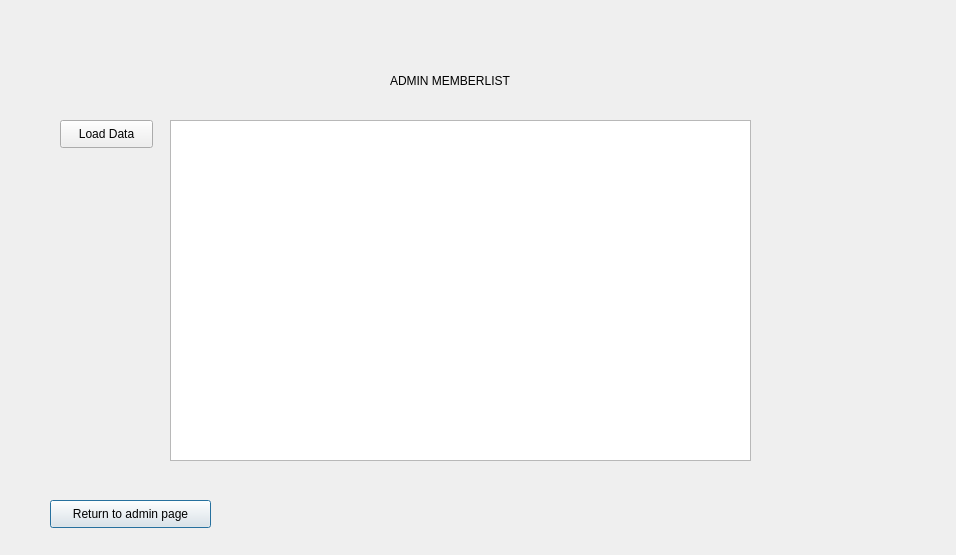
First picture: the form in Project2/admin_member_database.ui, repository tdragon00/CS1C_Project_2, before the edit.
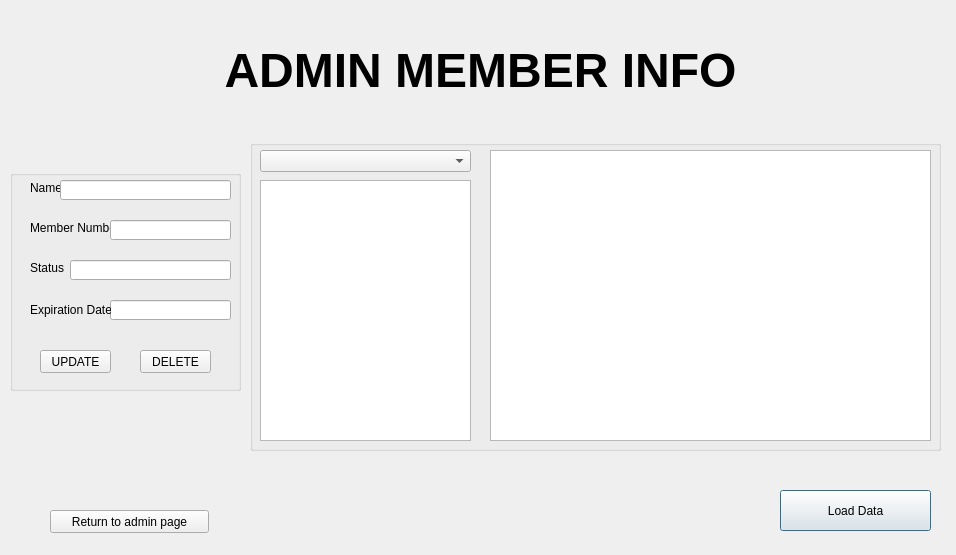
Second picture: the form after the edit.

Commit message:
Admin Member Update
Can now:
- Select Members
- Edit Values
- Delete Members

Diff of the .ui file:
```diff
--- a/Project2/admin_member_database.ui
+++ b/Project2/admin_member_database.ui
@@ -13,53 +13,234 @@
   <property name="windowTitle">
    <string>Dialog</string>
   </property>
-  <widget class="QLabel" name="label">
+  <widget class="QPushButton" name="loadButton">
    <property name="geometry">
     <rect>
-     <x>390</x>
-     <y>70</y>
-     <width>191</width>
-     <height>21</height>
+     <x>780</x>
+     <y>490</y>
+     <width>151</width>
+     <height>41</height>
     </rect>
    </property>
    <property name="text">
-    <string>ADMIN MEMBERLIST</string>
+    <string>Load Data</string>
    </property>
   </widget>
-  <widget class="QPushButton" name="pushButton">
+  <widget class="QGroupBox" name="Tools">
+   <property name="geometry">
+    <rect>
+     <x>10</x>
+     <y>170</y>
+     <width>231</width>
+     <height>221</height>
+    </rect>
+   </property>
+   <property name="title">
+    <string/>
+   </property>
+   <widget class="QPushButton" name="deleteButton">
+    <property name="geometry">
+     <rect>
+      <x>130</x>
+      <y>180</y>
+      <width>71</width>
+      <height>23</height>
+     </rect>
+    </property>
+    <property name="text">
+     <string>DELETE</string>
+    </property>
+   </widget>
+   <widget class="QLabel" name="label_2">
+    <property name="geometry">
+     <rect>
+      <x>20</x>
+      <y>50</y>
+      <width>81</width>
+      <height>16</height>
+     </rect>
+    </property>
+    <property name="text">
+     <string>Member Number</string>
+    </property>
+   </widget>
+   <widget class="QLineEdit" name="memberNumEdit">
+    <property name="enabled">
+     <bool>true</bool>
+    </property>
+    <property name="geometry">
+     <rect>
+      <x>100</x>
+      <y>50</y>
+      <width>121</width>
+      <height>20</height>
+     </rect>
+    </property>
+    <property name="readOnly">
+     <bool>true</bool>
+    </property>
+   </widget>
+   <widget class="QLineEdit" name="expirationEdit">
+    <property name="geometry">
+     <rect>
+      <x>100</x>
+      <y>130</y>
+      <width>121</width>
+      <height>20</height>
+     </rect>
+    </property>
+   </widget>
+   <widget class="QLabel" name="label">
+    <property name="geometry">
+     <rect>
+      <x>20</x>
+      <y>10</y>
+      <width>31</width>
+      <height>16</height>
+     </rect>
+    </property>
+    <property name="text">
+     <string>Name</string>
+    </property>
+   </widget>
+   <widget class="QLineEdit" name="nameEdit">
+    <property name="geometry">
+     <rect>
+      <x>50</x>
+      <y>10</y>
+      <width>171</width>
+      <height>20</height>
+     </rect>
+    </property>
+   </widget>
+   <widget class="QLabel" name="label_4">
+    <property name="geometry">
+     <rect>
+      <x>20</x>
+      <y>130</y>
+      <width>81</width>
+      <height>20</height>
+     </rect>
+    </property>
+    <property name="text">
+     <string>Expiration Date</string>
+    </property>
+   </widget>
+   <widget class="QPushButton" name="updateButton">
+    <property name="geometry">
+     <rect>
+      <x>30</x>
+      <y>180</y>
+      <width>71</width>
+      <height>23</height>
+     </rect>
+    </property>
+    <property name="text">
+     <string>UPDATE</string>
+    </property>
+   </widget>
+   <widget class="QLineEdit" name="statusEdit">
+    <property name="geometry">
+     <rect>
+      <x>60</x>
+      <y>90</y>
+      <width>161</width>
+      <height>20</height>
+     </rect>
+    </property>
+   </widget>
+   <widget class="QLabel" name="label_3">
+    <property name="geometry">
+     <rect>
+      <x>20</x>
+      <y>90</y>
+      <width>41</width>
+      <height>16</height>
+     </rect>
+    </property>
+    <property name="text">
+     <string>Status</string>
+    </property>
+   </widget>
+   <widget class="QWidget" name="verticalLayoutWidget_3">
+    <property name="geometry">
+     <rect>
+      <x>0</x>
+      <y>40</y>
+      <width>231</width>
+      <height>41</height>
+     </rect>
+    </property>
+    <layout class="QVBoxLayout" name="verticalLayout_5"/>
+   </widget>
+  </widget>
+  <widget class="QGroupBox" name="Selections">
+   <property name="geometry">
+    <rect>
+     <x>250</x>
+     <y>140</y>
+     <width>691</width>
+     <height>311</height>
+    </rect>
+   </property>
+   <property name="title">
+    <string/>
+   </property>
+   <widget class="QListView" name="listView">
+    <property name="geometry">
+     <rect>
+      <x>10</x>
+      <y>40</y>
+      <width>211</width>
+      <height>261</height>
+     </rect>
+    </property>
+   </widget>
+   <widget class="QTableView" name="tableView">
+    <property name="geometry">
+     <rect>
+      <x>240</x>
+      <y>10</y>
+      <width>441</width>
+      <height>291</height>
+     </rect>
+    </property>
+   </widget>
+   <widget class="QComboBox" name="comboBox">
+    <property name="geometry">
+     <rect>
+      <x>10</x>
+      <y>10</y>
+      <width>211</width>
+      <height>22</height>
+     </rect>
+    </property>
+   </widget>
+  </widget>
+  <widget class="QPushButton" name="returnButton">
    <property name="geometry">
     <rect>
      <x>50</x>
-     <y>500</y>
-     <width>161</width>
-     <height>28</height>
+     <y>510</y>
+     <width>159</width>
+     <height>23</height>
     </rect>
    </property>
    <property name="text">
     <string>Return to admin page</string>
    </property>
   </widget>
-  <widget class="QPushButton" name="pushButton_2">
+  <widget class="QLabel" name="label_5">
    <property name="geometry">
     <rect>
-     <x>60</x>
-     <y>120</y>
-     <width>93</width>
-     <height>28</height>
+     <x>10</x>
+     <y>0</y>
+     <width>941</width>
+     <height>141</height>
     </rect>
    </property>
    <property name="text">
-    <string>Load Data</string>
-   </property>
-  </widget>
-  <widget class="QTableView" name="tableView">
-   <property name="geometry">
-    <rect>
-     <x>170</x>
-     <y>120</y>
-     <width>581</width>
-     <height>341</height>
-    </rect>
+    <string>&lt;html&gt;&lt;head/&gt;&lt;body&gt;&lt;p align=&quot;center&quot;&gt;&lt;span style=&quot; font-size:36pt; font-weight:600;&quot;&gt;ADMIN MEMBER INFO&lt;/span&gt;&lt;/p&gt;&lt;/body&gt;&lt;/html&gt;</string>
    </property>
   </widget>
  </widget>
```
The commit also changes 7 other files.
